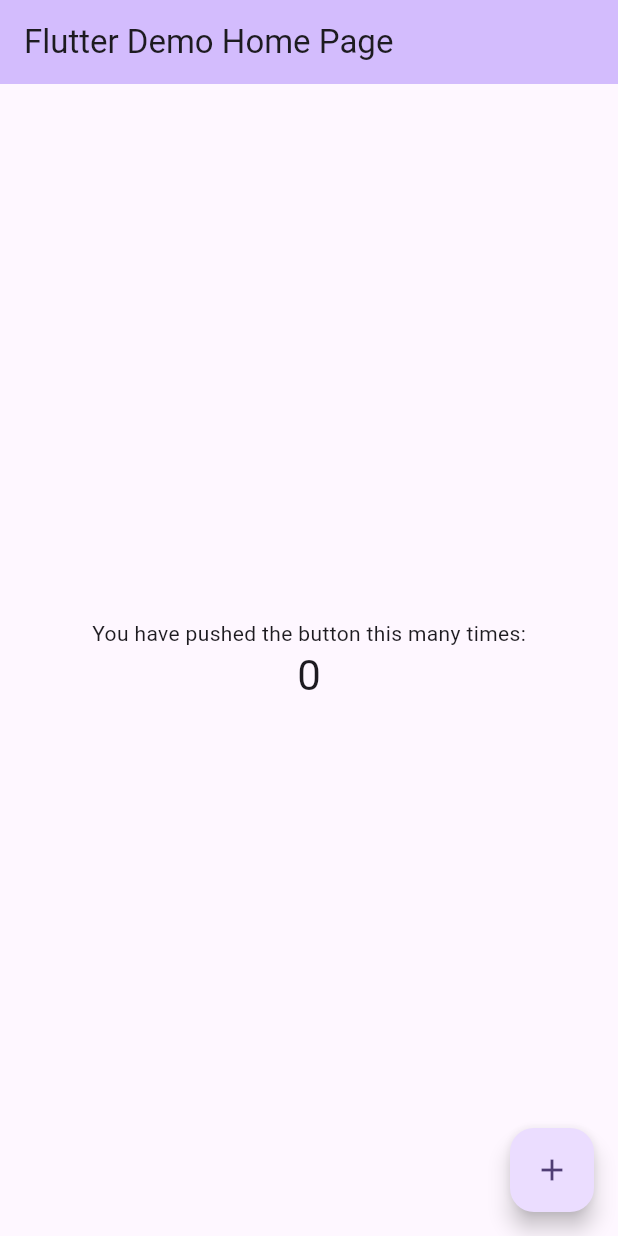
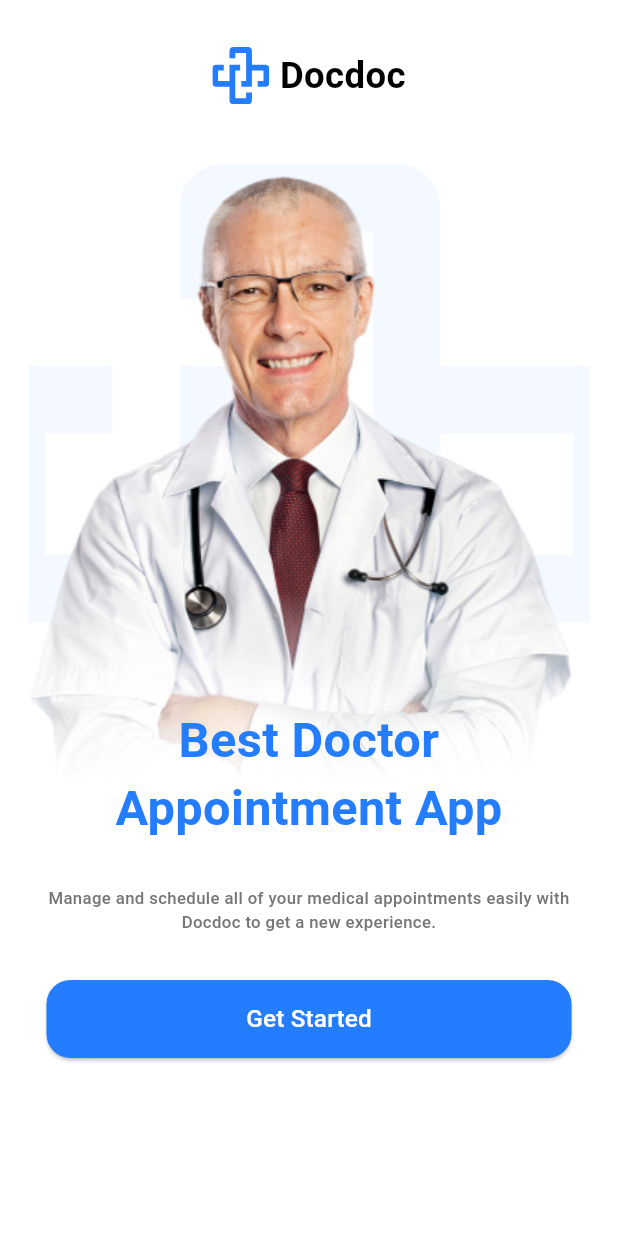
Before and after one commit to Mahmoudaboutaleb/flutter_advanced_app, a Flutter app: the screen it shows after launch, on a phone screen of 412 x 824 dp. Run offline on Flutter 3.47's test engine with Material 3 defaults, Android fonts, the phone set to English and light mode, and no system bars; our stand-ins replace flutter_screenutil, flutter_svg.

Commit message:
Add onboarding screen and initial project setup
- Added onboarding screen UI in 'onboarding_screen.dart'.
- Created routing setup with 'app_router.dart' and 'routes.dart'.
- Added reusable UI widgets for the login screen.
- Updated app theme and color styles in 'styles.dart' and 'colors.dart'.
- Updated 'pubspec.yaml' to include assets and dependencies.
- Added assets for logos and images.
- Minor updates to 'main.dart' and test files.

```diff
--- /dev/null
+++ b/lib/core/helpers/extensions.dart
@@ -0,0 +1,17 @@
+import 'package:flutter/material.dart';
+
+extension Navigation on BuildContext {
+  Future<dynamic> pushNamed(String routeName, {Object? arguments}) {
+    return Navigator.of(this).pushNamed(routeName, arguments: arguments);
+  }
+
+  Future<dynamic> pushReplacementNamed(String routeName, {Object? arguments}) {
+    return Navigator.of(this).pushReplacementNamed(routeName, arguments: arguments);
+  }
+
+  Future<dynamic> pushNamedAndRemoveUntil(String routeName, {Object? arguments, required RoutePredicate predicate}) {
+    return Navigator.of(this).pushNamedAndRemoveUntil(routeName, predicate, arguments: arguments);
+  }
+
+  void pop() => Navigator.of(this).pop();
+}
--- /dev/null
+++ b/lib/core/routing/app_router.dart
@@ -0,0 +1,21 @@
+import 'package:flutter/material.dart';
+import 'package:flutter_advanced_app/core/routing/routes.dart';
+import 'package:flutter_advanced_app/features/login/ui/login_screen.dart';
+import 'package:flutter_advanced_app/features/onboarding_screen/onboarding_screen.dart';
+
+class AppRouter {
+  Route generateRoute(RouteSettings settings){
+    switch (settings.name) {
+      case Routes.onBoardingScren:
+        return MaterialPageRoute(builder: (context) => OnboardingScreen());
+      case Routes.loginScreen:
+        return MaterialPageRoute(builder: (context) => LoginScreen());
+      default:
+        return MaterialPageRoute(builder: (context) => Scaffold(
+          body: Center(
+            child: Text('Page not found${settings.name}'),
+          ),
+        ));
+    }
+  }
+}
--- /dev/null
+++ b/lib/core/routing/routes.dart
@@ -0,0 +1,4 @@
+class Routes {
+  static const String onBoardingScren = "/onBoardingScreen";
+  static const String loginScreen = "/loginScreen";
+}
--- /dev/null
+++ b/lib/core/themes/colors.dart
@@ -0,0 +1,6 @@
+import 'package:flutter/material.dart';
+
+class ColorsManager{
+  static const Color mainBlue = Color(0xFF247cFF);
+  static const Color grey = Color(0XFF757575);
+}
--- /dev/null
+++ b/lib/core/themes/styles.dart
@@ -0,0 +1,26 @@
+import 'package:flutter/material.dart';
+import 'package:flutter_advanced_app/core/themes/colors.dart';
+import 'package:flutter_screenutil/flutter_screenutil.dart';
+
+class TextStyles{
+  static TextStyle font24Black700Bold = TextStyle(
+    fontSize: 24.sp,
+    fontWeight: FontWeight.w700,
+    color: Colors.black,
+  );
+  static TextStyle font32BlueBold = TextStyle(
+    fontSize: 32.sp,
+    fontWeight: FontWeight.bold,
+    color: ColorsManager.mainBlue,
+  );
+  static TextStyle font11Grey500 = TextStyle(
+    fontSize: 11.sp,
+    fontWeight: FontWeight.w500,
+    color: Color(0xFF757575),
+  );
+  static TextStyle font16Whitew500 = TextStyle(
+    fontSize: 16.sp,
+    fontWeight: FontWeight.w500,
+    color: Colors.white,
+  );
+}
--- /dev/null
+++ b/lib/doc_app.dart
@@ -0,0 +1,36 @@
+import 'package:flutter/material.dart';
+import 'package:flutter/services.dart';
+import 'package:flutter_advanced_app/core/routing/app_router.dart';
+import 'package:flutter_advanced_app/core/routing/routes.dart';
+import 'package:flutter_advanced_app/core/themes/colors.dart';
+import 'package:flutter_screenutil/flutter_screenutil.dart';
+
+class DocApp extends StatelessWidget {
+ const DocApp({super.key, required this.appRouter});
+  final AppRouter appRouter;
+
+  @override
+  Widget build(BuildContext context) {
+        SystemChrome.setSystemUIOverlayStyle(
+      const SystemUiOverlayStyle(
+        statusBarColor: Colors.transparent,
+        statusBarIconBrightness: Brightness.dark,
+      ),
+    );
+
+    return ScreenUtilInit(
+      designSize: Size(375.0, 812.0),
+      minTextAdapt: true,
+      child: MaterialApp(
+        debugShowCheckedModeBanner: false,
+        title: 'Advanced App',
+        theme: ThemeData(
+          primaryColor:ColorsManager.mainBlue ,
+          scaffoldBackgroundColor: Colors.white
+        ),
+        onGenerateRoute: appRouter.generateRoute,
+        initialRoute: Routes.onBoardingScren,
+      ),
+    );
+  }
+}
--- /dev/null
+++ b/lib/features/login/ui/login_screen.dart
@@ -0,0 +1,16 @@
+import 'package:flutter/material.dart';
+
+class LoginScreen extends StatelessWidget {
+  const LoginScreen({super.key});
+
+  @override
+  Widget build(BuildContext context) {
+    return Scaffold(
+      body: Center(
+        child: Text(
+          'Login Screen',
+        ),
+      ),
+    );
+  }
+}
--- /dev/null
+++ b/lib/features/login/ui/widgets/doc_image_and_text.dart
@@ -0,0 +1,39 @@
+import 'package:flutter/material.dart';
+import 'package:flutter_advanced_app/core/themes/styles.dart';
+import 'package:flutter_svg/svg.dart';
+
+class DocImageAndText extends StatelessWidget {
+  const DocImageAndText({super.key});
+
+  @override
+  Widget build(BuildContext context) {
+    return Stack(
+      children: [
+      Padding(
+        padding: const EdgeInsets.all(8.0),
+        child: SvgPicture.asset("assets/svg/docdoc_logo_low_oppacity.svg")),
+      Container(
+        foregroundDecoration: BoxDecoration(
+          gradient: LinearGradient(colors: [
+            Colors.white,
+            Colors.white.withOpacity(0.0),
+            ], begin: Alignment.bottomCenter, end: Alignment.topCenter,stops: [0.14,0.4]),
+
+        ),
+        child: Image.asset("assets/images/onboarding_image.png"),
+      ),
+      Positioned(
+        bottom: 30,
+        right: 0,
+        left: 0,
+        child: Text(
+          "Best Doctor\nAppointment App",
+          textAlign: TextAlign.center,
+          style: TextStyles.font32BlueBold.copyWith(
+          height: 1.4
+        ),)),
+
+      ],
+    );
+  }
+}
--- /dev/null
+++ b/lib/features/login/ui/widgets/doc_logo_and_name.dart
@@ -0,0 +1,22 @@
+import 'package:flutter/material.dart';
+import 'package:flutter_advanced_app/core/themes/styles.dart';
+import 'package:flutter_svg/flutter_svg.dart';
+
+class DocLogoAndName extends StatelessWidget {
+  const DocLogoAndName({super.key});
+
+  @override
+  Widget build(BuildContext context) {
+    return Row(
+      mainAxisAlignment: MainAxisAlignment.center,
+      children: [
+        SvgPicture.asset("assets/svg/docdoc_logo.svg"),
+        SizedBox(width: 6),
+        Text(
+          'Docdoc',
+          style:TextStyles.font24Black700Bold,
+        ),
+      ],
+    );
+  }
+}
--- /dev/null
+++ b/lib/features/login/ui/widgets/get_startted_button.dart
@@ -0,0 +1,36 @@
+import 'package:flutter/material.dart';
+import 'package:flutter_advanced_app/core/helpers/extensions.dart';
+import 'package:flutter_advanced_app/core/routing/routes.dart';
+import 'package:flutter_advanced_app/core/themes/colors.dart';
+import 'package:flutter_advanced_app/core/themes/styles.dart';
+
+class GetStarttedButton extends StatelessWidget {
+  const GetStarttedButton({super.key});
+
+  @override
+  Widget build(BuildContext context) {
+    return ElevatedButton(
+
+      style: ButtonStyle(
+
+        backgroundColor:
+        WidgetStateProperty.all(ColorsManager.mainBlue),
+        tapTargetSize: MaterialTapTargetSize.shrinkWrap,
+        minimumSize: WidgetStatePropertyAll(
+          Size(double.infinity, 52)
+        ),
+        shape:
+        WidgetStateProperty.all(RoundedRectangleBorder(
+          borderRadius: BorderRadius.circular(16),
+        ),
+      ),
+      foregroundColor: WidgetStatePropertyAll(
+        Colors.white,
+      )
+      ),
+      onPressed: (){
+        context.pushNamed(Routes.loginScreen);
+      },
+      child: Text("Get Started",style: TextStyles.font16Whitew500));
+  }
+}
--- /dev/null
+++ b/lib/features/onboarding_screen/onboarding_screen.dart
@@ -0,0 +1,47 @@
+import 'package:flutter/material.dart';
+import 'package:flutter_advanced_app/core/themes/styles.dart';
+import 'package:flutter_advanced_app/features/login/ui/widgets/doc_image_and_text.dart';
+import 'package:flutter_advanced_app/features/login/ui/widgets/doc_logo_and_name.dart';
+import 'package:flutter_advanced_app/features/login/ui/widgets/get_startted_button.dart';
+import 'package:flutter_screenutil/flutter_screenutil.dart';
+
+class OnboardingScreen extends StatelessWidget {
+  const OnboardingScreen({super.key});
+
+  @override
+  Widget build(BuildContext context) {
+    return Scaffold(
+      body: SafeArea(
+        child: SingleChildScrollView(
+          child: Padding(padding: EdgeInsets.only(
+            top: 30.h,
+            bottom: 30.0.h,
+          ),child:
+          Padding(
+            padding:  EdgeInsets.symmetric(horizontal: 10.w),
+            child: Column(
+              children: [
+                DocLogoAndName(),
+                SizedBox(height: 30.h),
+                DocImageAndText(),
+                Padding(
+                  padding: const EdgeInsets.symmetric(horizontal: 20),
+                  child: Column(
+                    children: [
+                      Text("Manage and schedule all of your medical appointments easily with Docdoc to get a new experience.",
+                      textAlign: TextAlign.center,
+                      style: TextStyles.font11Grey500,),
+                      SizedBox(height: 30.h),
+                      GetStarttedButton(),
+                    ],
+                  ),
+                ),
+              ],
+            ),
+          ),),
+
+        ),
+      ),
+    );
+  }
+}
--- a/lib/main.dart
+++ b/lib/main.dart
@@ -1,125 +1,9 @@
 import 'package:flutter/material.dart';
+import 'package:flutter_advanced_app/core/routing/app_router.dart';
+import 'package:flutter_advanced_app/doc_app.dart';
 
 void main() {
-  runApp(const MyApp());
+  runApp( DocApp(
+    appRouter: AppRouter(),
+  ));
 }
-
-class MyApp extends StatelessWidget {
-  const MyApp({super.key});
-
-  // This widget is the root of your application.
-  @override
-  Widget build(BuildContext context) {
-    return MaterialApp(
-      title: 'Flutter Demo',
-      theme: ThemeData(
-        // This is the theme of your application.
-        //
-        // TRY THIS: Try running your application with "flutter run". You'll see
-        // the application has a purple toolbar. Then, without quitting the app,
-        // try changing the seedColor in the colorScheme below to Colors.green
-        // and then invoke "hot reload" (save your changes or press the "hot
-        // reload" button in a Flutter-supported IDE, or press "r" if you used
-        // the command line to start the app).
-        //
-        // Notice that the counter didn't reset back to zero; the application
-        // state is not lost during the reload. To reset the state, use hot
-        // restart instead.
-        //
-        // This works for code too, not just values: Most code changes can be
-        // tested with just a hot reload.
-        colorScheme: ColorScheme.fromSeed(seedColor: Colors.deepPurple),
-        useMaterial3: true,
-      ),
-      home: const MyHomePage(title: 'Flutter Demo Home Page'),
-    );
-  }
-}
-
-class MyHomePage extends StatefulWidget {
-  const MyHomePage({super.key, required this.title});
-
-  // This widget is the home page of your application. It is stateful, meaning
-  // that it has a State object (defined below) that contains fields that affect
-  // how it looks.
-
-  // This class is the configuration for the state. It holds the values (in this
-  // case the title) provided by the parent (in this case the App widget) and
-  // used by the build method of the State. Fields in a Widget subclass are
-  // always marked "final".
-
-  final String title;
-
-  @override
-  State<MyHomePage> createState() => _MyHomePageState();
-}
-
-class _MyHomePageState extends State<MyHomePage> {
-  int _counter = 0;
-
-  void _incrementCounter() {
-    setState(() {
-      // This call to setState tells the Flutter framework that something has
-      // changed in this State, which causes it to rerun the build method below
-      // so that the display can reflect the updated values. If we changed
-      // _counter without calling setState(), then the build method would not be
-      // called again, and so nothing would appear to happen.
-      _counter++;
-    });
-  }
-
-  @override
-  Widget build(BuildContext context) {
-    // This method is rerun every time setState is called, for instance as done
-    // by the _incrementCounter method above.
-    //
-    // The Flutter framework has been optimized to make rerunning build methods
-    // fast, so that you can just rebuild anything that needs updating rather
-    // than having to individually change instances of widgets.
-    return Scaffold(
-      appBar: AppBar(
-        // TRY THIS: Try changing the color here to a specific color (to
-        // Colors.amber, perhaps?) and trigger a hot reload to see the AppBar
-        // change color while the other colors stay the same.
-        backgroundColor: Theme.of(context).colorScheme.inversePrimary,
-        // Here we take the value from the MyHomePage object that was created by
-        // the App.build method, and use it to set our appbar title.
-        title: Text(widget.title),
-      ),
-      body: Center(
-        // Center is a layout widget. It takes a single child and positions it
-        // in the middle of the parent.
-        child: Column(
-          // Column is also a layout widget. It takes a list of children and
-          // arranges them vertically. By default, it sizes itself to fit its
-          // children horizontally, and tries to be as tall as its parent.
-          //
-          // Column has various properties to control how it sizes itself and
-          // how it positions its children. Here we use mainAxisAlignment to
-          // center the children vertically; the main axis here is the vertical
-          // axis because Columns are vertical (the cross axis would be
-          // horizontal).
-          //
-          // TRY THIS: Invoke "debug painting" (choose the "Toggle Debug Paint"
-          // action in the IDE, or press "p" in the console), to see the
-          // wireframe for each widget.
-          mainAxisAlignment: MainAxisAlignment.center,
-          children: <Widget>[
-            const Text(
-              'You have pushed the button this many times:',
-            ),
-            Text(
-              '$_counter',
-              style: Theme.of(context).textTheme.headlineMedium,
-            ),
-          ],
-        ),
-      ),
-      floatingActionButton: FloatingActionButton(
-        onPressed: _incrementCounter,
-        tooltip: 'Increment',
-        child: const Icon(Icons.add),
-      ), // This trailing comma makes auto-formatting nicer for build methods.
-    );
-  }
-}
```
Also changed, not shown: pubspec.yaml (+21 -12 lines), assets/images/onboarding_image.png (added), assets/svg/docdoc_logo.svg (added), assets/svg/docdoc_logo_low_oppacity.svg (added), pubspec.lock, 1 other file.
